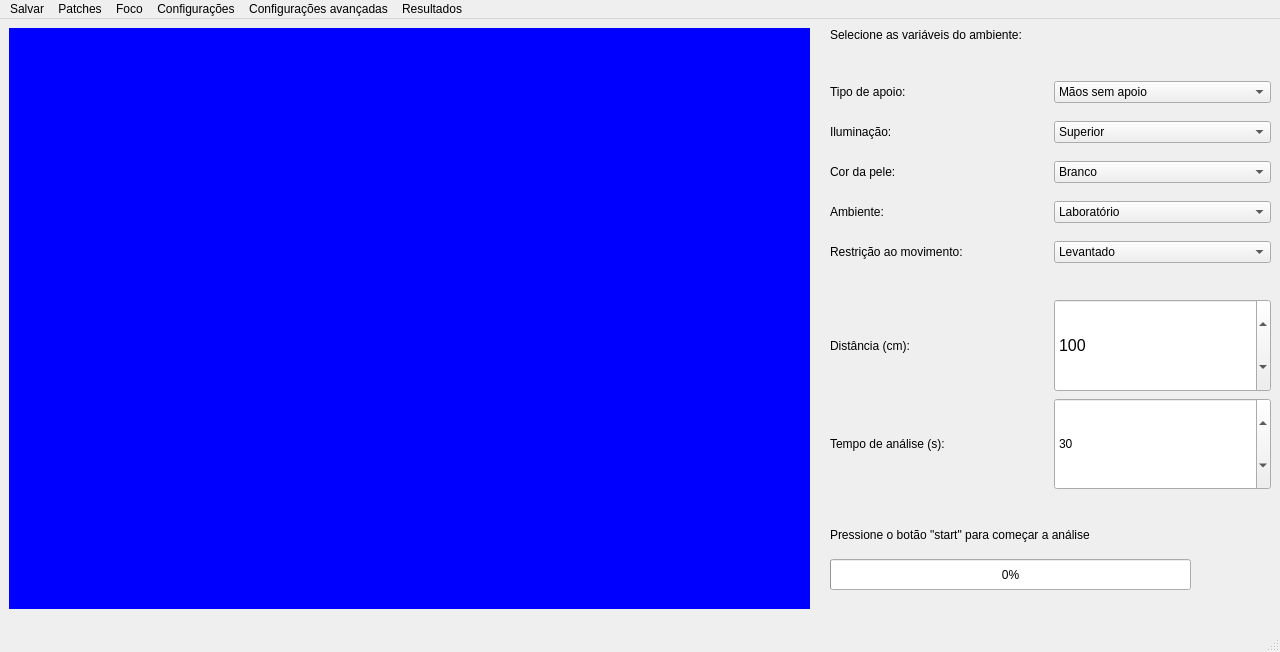
First picture: the form in qt_desiner/main_window.ui, repository MirandaBiel/lion, before the edit.
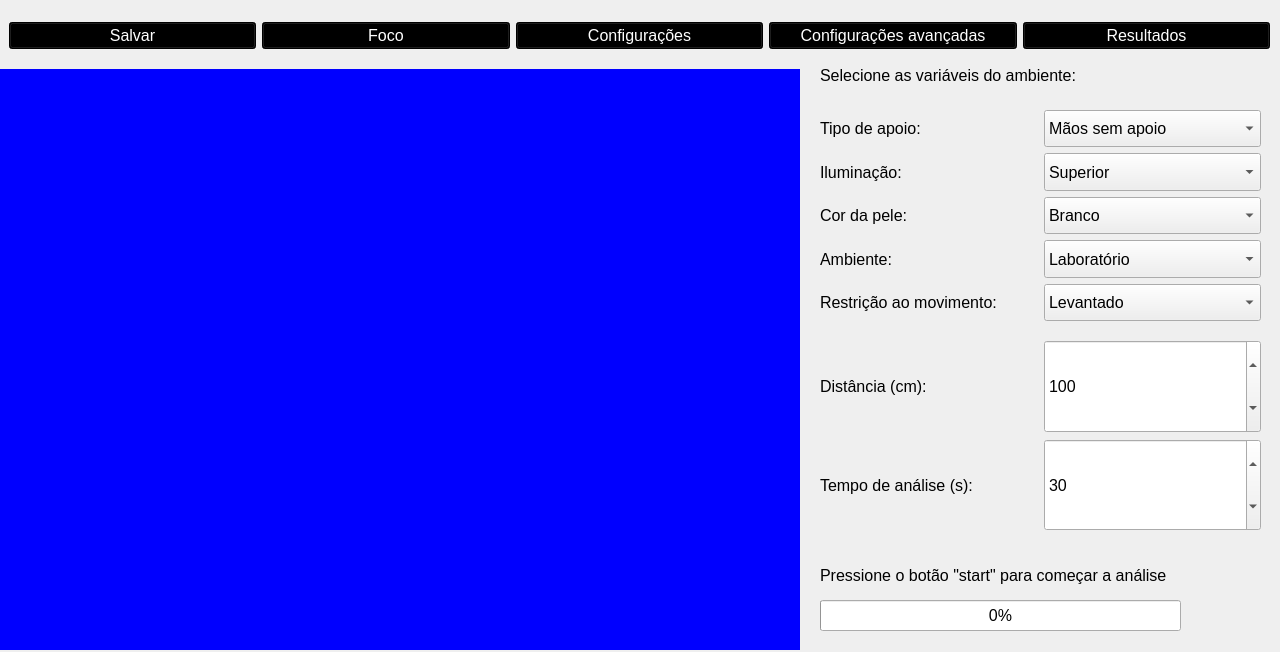
Second picture: the form after the edit. Icons and pictures are not drawn.

Commit message: troca da main window

What changed in the file:
```diff
--- a/qt_desiner/main_window.ui
+++ b/qt_desiner/main_window.ui
@@ -1,7 +1,7 @@
 <?xml version="1.0" encoding="UTF-8"?>
 <ui version="4.0">
- <class>MainWindow</class>
- <widget class="QMainWindow" name="MainWindow">
+ <class>Dialog</class>
+ <widget class="QDialog" name="Dialog">
   <property name="geometry">
    <rect>
     <x>0</x>
@@ -10,6 +10,11 @@
     <height>652</height>
    </rect>
   </property>
+  <property name="font">
+   <font>
+    <pointsize>12</pointsize>
+   </font>
+  </property>
   <property name="windowTitle">
    <string>lion</string>
   </property>
@@ -17,41 +22,11 @@
    <iconset resource="../icones/icones.qrc">
     <normaloff>:/icones/lion.png</normaloff>:/icones/lion.png</iconset>
   </property>
-  <property name="styleSheet">
-   <string notr="true">font: 12pt &quot;MS Shell Dlg 2&quot;;</string>
-  </property>
-  <widget class="QWidget" name="centralwidget">
-   <widget class="QProgressBar" name="progressBar">
-    <property name="geometry">
-     <rect>
-      <x>830</x>
-      <y>540</y>
-      <width>361</width>
-      <height>31</height>
-     </rect>
-    </property>
-    <property name="value">
-     <number>0</number>
-    </property>
-   </widget>
-   <widget class="QLabel" name="label_comunicacao">
-    <property name="geometry">
-     <rect>
-      <x>830</x>
-      <y>500</y>
-      <width>441</width>
-      <height>31</height>
-     </rect>
-    </property>
-    <property name="text">
-     <string>Pressione o botão &quot;start&quot; para começar a análise</string>
-    </property>
-   </widget>
    <widget class="QPushButton" name="startButton">
     <property name="geometry">
      <rect>
-      <x>1210</x>
-      <y>530</y>
+     <x>1200</x>
+     <y>590</y>
       <width>51</width>
       <height>51</height>
      </rect>
@@ -65,18 +40,104 @@
      <string/>
     </property>
    </widget>
-   <widget class="QWidget" name="gridLayoutWidget">
+  <widget class="QWidget" name="gridLayoutWidget_4">
     <property name="geometry">
      <rect>
-      <x>830</x>
-      <y>50</y>
+     <x>820</x>
+     <y>340</y>
+     <width>441</width>
+     <height>191</height>
+    </rect>
+   </property>
+   <layout class="QGridLayout" name="gridSpinBoxes_2">
+    <item row="1" column="1">
+     <widget class="QSpinBox" name="spinBox_tempo_2">
+      <property name="sizePolicy">
+       <sizepolicy hsizetype="Minimum" vsizetype="Minimum">
+        <horstretch>0</horstretch>
+        <verstretch>0</verstretch>
+       </sizepolicy>
+      </property>
+      <property name="maximum">
+       <number>9999999</number>
+      </property>
+      <property name="value">
+       <number>30</number>
+      </property>
+     </widget>
+    </item>
+    <item row="0" column="0">
+     <widget class="QLabel" name="label_distancia_2">
+      <property name="text">
+       <string>Distância (cm):</string>
+      </property>
+     </widget>
+    </item>
+    <item row="1" column="0">
+     <widget class="QLabel" name="label_tempo_de_analise_2">
+      <property name="text">
+       <string>Tempo de análise (s):</string>
+      </property>
+     </widget>
+    </item>
+    <item row="0" column="1">
+     <widget class="QSpinBox" name="spinBox_distancia_2">
+      <property name="sizePolicy">
+       <sizepolicy hsizetype="Minimum" vsizetype="Minimum">
+        <horstretch>0</horstretch>
+        <verstretch>0</verstretch>
+       </sizepolicy>
+      </property>
+      <property name="font">
+       <font>
+        <family>MS Shell Dlg 2</family>
+        <pointsize>12</pointsize>
+        <weight>50</weight>
+        <italic>false</italic>
+        <bold>false</bold>
+       </font>
+      </property>
+      <property name="maximum">
+       <number>999999</number>
+      </property>
+      <property name="value">
+       <number>100</number>
+      </property>
+     </widget>
+    </item>
+   </layout>
+  </widget>
+  <widget class="QLabel" name="label_comunicacao_2">
+   <property name="geometry">
+    <rect>
+     <x>820</x>
+     <y>560</y>
+     <width>441</width>
+     <height>31</height>
+    </rect>
+   </property>
+   <property name="text">
+    <string>Pressione o botão &quot;start&quot; para começar a análise</string>
+   </property>
+  </widget>
+  <widget class="QWidget" name="gridLayoutWidget_5">
+   <property name="geometry">
+    <rect>
+     <x>820</x>
+     <y>110</y>
       <width>441</width>
       <height>211</height>
      </rect>
     </property>
-    <layout class="QGridLayout" name="gridComboBoxes">
+   <layout class="QGridLayout" name="gridComboBoxes_2">
      <item row="2" column="1">
-      <widget class="QComboBox" name="cor_da_pele">
+     <widget class="QComboBox" name="cor_da_pele_2">
+      <property name="sizePolicy">
+       <sizepolicy hsizetype="Preferred" vsizetype="Minimum">
+        <horstretch>0</horstretch>
+        <verstretch>0</verstretch>
+       </sizepolicy>
+      </property>
        <item>
         <property name="text">
          <string>Branco</string>
@@ -112,7 +173,13 @@
       </widget>
      </item>
      <item row="0" column="1">
-      <widget class="QComboBox" name="tipo_de_apoio">
+     <widget class="QComboBox" name="tipo_de_apoio_2">
+      <property name="sizePolicy">
+       <sizepolicy hsizetype="Preferred" vsizetype="Minimum">
+        <horstretch>0</horstretch>
+        <verstretch>0</verstretch>
+       </sizepolicy>
+      </property>
        <item>
         <property name="text">
          <string>Mãos sem apoio</string>
@@ -131,7 +198,13 @@
       </widget>
      </item>
      <item row="3" column="1">
-      <widget class="QComboBox" name="ambiente">
+     <widget class="QComboBox" name="ambiente_2">
+      <property name="sizePolicy">
+       <sizepolicy hsizetype="Preferred" vsizetype="Minimum">
+        <horstretch>0</horstretch>
+        <verstretch>0</verstretch>
+       </sizepolicy>
+      </property>
        <item>
         <property name="text">
          <string>Laboratório</string>
@@ -162,7 +235,13 @@
       </widget>
      </item>
      <item row="1" column="1">
-      <widget class="QComboBox" name="iluminacao">
+     <widget class="QComboBox" name="iluminacao_2">
+      <property name="sizePolicy">
+       <sizepolicy hsizetype="Preferred" vsizetype="Minimum">
+        <horstretch>0</horstretch>
+        <verstretch>0</verstretch>
+       </sizepolicy>
+      </property>
        <item>
         <property name="text">
          <string>Superior</string>
@@ -203,7 +282,13 @@
       </widget>
      </item>
      <item row="4" column="1">
-      <widget class="QComboBox" name="restricao_ao_movimento">
+     <widget class="QComboBox" name="restricao_ao_movimento_2">
+      <property name="sizePolicy">
+       <sizepolicy hsizetype="Preferred" vsizetype="Minimum">
+        <horstretch>0</horstretch>
+        <verstretch>0</verstretch>
+       </sizepolicy>
+      </property>
        <item>
         <property name="text">
          <string>Levantado</string>
@@ -242,78 +327,24 @@
      </item>
     </layout>
    </widget>
-   <widget class="QWidget" name="gridLayoutWidget_2">
+  <widget class="QProgressBar" name="progressBar_2">
     <property name="geometry">
      <rect>
-      <x>830</x>
-      <y>280</y>
-      <width>441</width>
-      <height>191</height>
-     </rect>
-    </property>
-    <layout class="QGridLayout" name="gridSpinBoxes">
-     <item row="1" column="1">
-      <widget class="QSpinBox" name="spinBox_tempo">
-       <property name="sizePolicy">
-        <sizepolicy hsizetype="Minimum" vsizetype="Minimum">
-         <horstretch>0</horstretch>
-         <verstretch>0</verstretch>
-        </sizepolicy>
-       </property>
-       <property name="maximum">
-        <number>9999999</number>
-       </property>
+     <x>820</x>
+     <y>600</y>
+     <width>361</width>
+     <height>31</height>
+    </rect>
+   </property>
        <property name="value">
-        <number>30</number>
-       </property>
-      </widget>
-     </item>
-     <item row="0" column="0">
-      <widget class="QLabel" name="label_distancia">
-       <property name="text">
-        <string>Distância (cm):</string>
-       </property>
-      </widget>
-     </item>
-     <item row="1" column="0">
-      <widget class="QLabel" name="label_tempo_de_analise">
-       <property name="text">
-        <string>Tempo de análise (s):</string>
-       </property>
-      </widget>
-     </item>
-     <item row="0" column="1">
-      <widget class="QSpinBox" name="spinBox_distancia">
-       <property name="sizePolicy">
-        <sizepolicy hsizetype="Minimum" vsizetype="Minimum">
-         <horstretch>0</horstretch>
-         <verstretch>0</verstretch>
-        </sizepolicy>
-       </property>
-       <property name="font">
-        <font>
-         <family>MS Shell Dlg 2</family>
-         <pointsize>12</pointsize>
-         <weight>50</weight>
-         <italic>false</italic>
-         <bold>false</bold>
-        </font>
-       </property>
-       <property name="maximum">
-        <number>999999</number>
-       </property>
-       <property name="value">
-        <number>100</number>
-       </property>
-      </widget>
-     </item>
-    </layout>
-   </widget>
-   <widget class="QLabel" name="label_informativo">
+    <number>0</number>
+   </property>
+  </widget>
+  <widget class="QLabel" name="label_informativo_2">
     <property name="geometry">
      <rect>
-      <x>830</x>
-      <y>0</y>
+     <x>820</x>
+     <y>60</y>
       <width>441</width>
       <height>31</height>
      </rect>
@@ -322,11 +353,11 @@
      <string>Selecione as variáveis do ambiente:</string>
     </property>
    </widget>
-   <widget class="QWidget" name="gridLayoutWidget_3">
+  <widget class="QWidget" name="gridLayoutWidget_6">
     <property name="geometry">
      <rect>
-      <x>9</x>
-      <y>9</y>
+     <x>-1</x>
+     <y>69</y>
       <width>801</width>
       <height>581</height>
      </rect>
@@ -344,66 +375,98 @@
      </item>
     </layout>
    </widget>
-  </widget>
-  <widget class="QMenuBar" name="menubar">
+  <widget class="QWidget" name="horizontalLayoutWidget">
    <property name="geometry">
     <rect>
-     <x>0</x>
-     <y>0</y>
-     <width>1280</width>
-     <height>30</height>
+     <x>9</x>
+     <y>10</y>
+     <width>1261</width>
+     <height>51</height>
     </rect>
    </property>
-   <widget class="QMenu" name="menuSalvar">
-    <property name="sizePolicy">
-     <sizepolicy hsizetype="Preferred" vsizetype="Preferred">
-      <horstretch>1</horstretch>
-      <verstretch>0</verstretch>
-     </sizepolicy>
-    </property>
-    <property name="title">
+   <layout class="QHBoxLayout" name="horizontalLayout_janelas">
+    <item>
+     <widget class="QPushButton" name="pushButton_salvar">
+      <property name="font">
+       <font>
+        <pointsize>12</pointsize>
+       </font>
+      </property>
+      <property name="styleSheet">
+       <string notr="true">background-color: rgb(0, 0, 0);
+color: rgb(255, 255, 255);</string>
+      </property>
+      <property name="text">
      <string>Salvar</string>
     </property>
    </widget>
-   <widget class="QMenu" name="menuPatches">
-    <property name="sizePolicy">
-     <sizepolicy hsizetype="Preferred" vsizetype="Preferred">
-      <horstretch>0</horstretch>
-      <verstretch>0</verstretch>
-     </sizepolicy>
-    </property>
-    <property name="title">
-     <string>Patches</string>
-    </property>
-   </widget>
-   <widget class="QMenu" name="menuFoco">
-    <property name="title">
+    </item>
+    <item>
+     <widget class="QPushButton" name="pushButton_foco">
+      <property name="font">
+       <font>
+        <pointsize>12</pointsize>
+       </font>
+      </property>
+      <property name="styleSheet">
+       <string notr="true">background-color: rgb(0, 0, 0);
+color: rgb(255, 255, 255);</string>
+      </property>
+      <property name="text">
      <string>Foco</string>
     </property>
    </widget>
-   <widget class="QMenu" name="menuConfigura_es">
-    <property name="title">
+    </item>
+    <item>
+     <widget class="QPushButton" name="pushButton_config">
+      <property name="font">
+       <font>
+        <pointsize>12</pointsize>
+       </font>
+      </property>
+      <property name="styleSheet">
+       <string notr="true">background-color: rgb(0, 0, 0);
+color: rgb(255, 255, 255);</string>
+      </property>
+      <property name="text">
      <string>Configurações</string>
     </property>
    </widget>
-   <widget class="QMenu" name="menuConfigura_es_avan_adas">
-    <property name="title">
+    </item>
+    <item>
+     <widget class="QPushButton" name="pushButton_config_avanca">
+      <property name="font">
+       <font>
+        <pointsize>12</pointsize>
+       </font>
+      </property>
+      <property name="styleSheet">
+       <string notr="true">background-color: rgb(0, 0, 0);
+color: rgb(255, 255, 255);</string>
+      </property>
+      <property name="text">
      <string>Configurações avançadas</string>
     </property>
    </widget>
-   <widget class="QMenu" name="menuResultados">
-    <property name="title">
+    </item>
+    <item>
+     <widget class="QPushButton" name="pushButton_resultados">
+      <property name="font">
+       <font>
+        <pointsize>12</pointsize>
+       </font>
+      </property>
+      <property name="styleSheet">
+       <string notr="true">background-color: rgb(0, 0, 0);
+color: rgb(255, 255, 255);</string>
+      </property>
+      <property name="text">
      <string>Resultados</string>
     </property>
    </widget>
-   <addaction name="menuSalvar"/>
-   <addaction name="menuPatches"/>
-   <addaction name="menuFoco"/>
-   <addaction name="menuConfigura_es"/>
-   <addaction name="menuConfigura_es_avan_adas"/>
-   <addaction name="menuResultados"/>
+    </item>
+   </layout>
   </widget>
-  <widget class="QStatusBar" name="statusbar"/>
  </widget>
  <resources>
   <include location="../icones/icones.qrc"/>
```
Left out of the diff: 16 changed lines with no effect on the pictures. Lines whose indentation alone changed are shown as unchanged. The commit also changes 5 other files.
